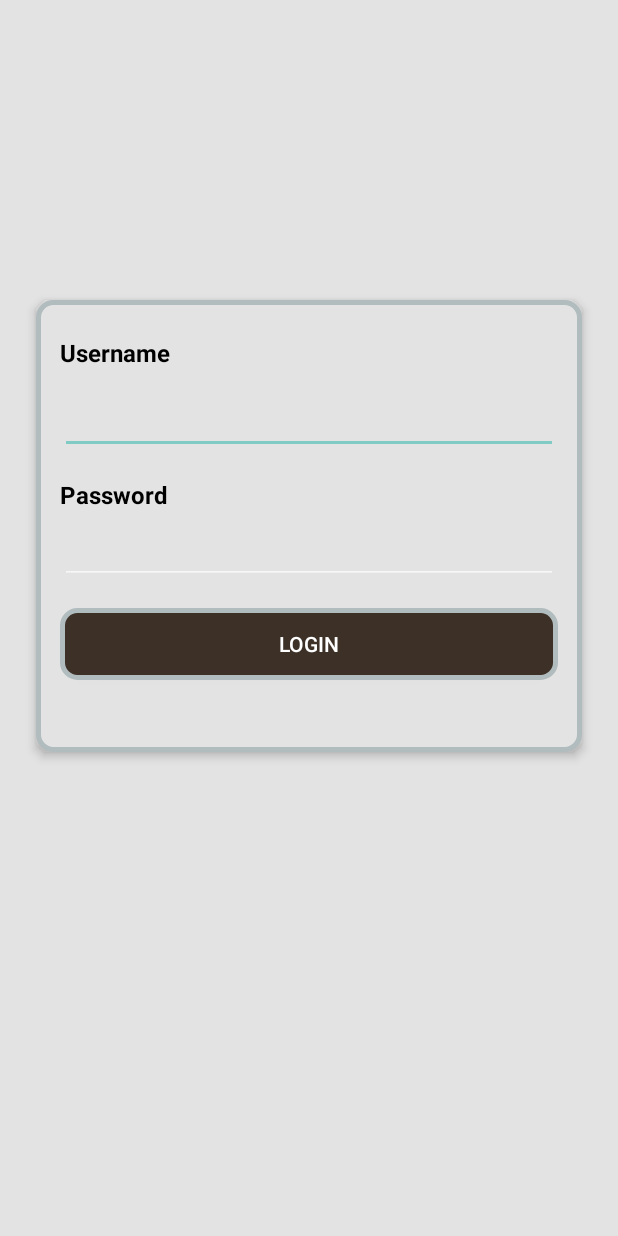
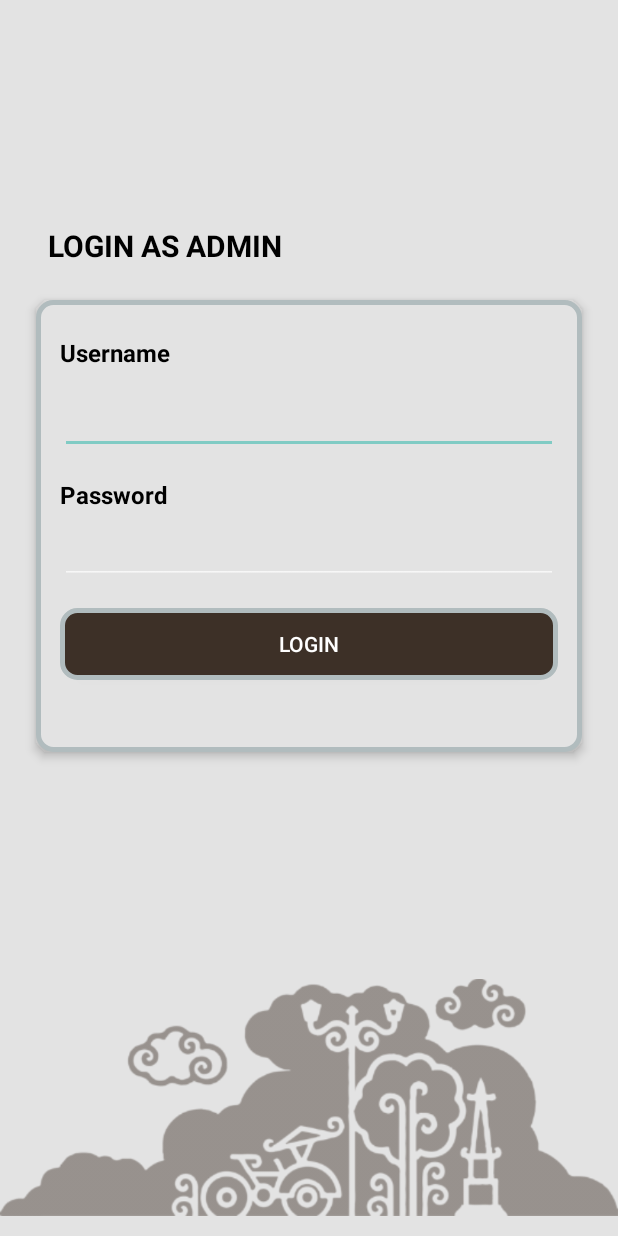
Before and after one commit to ikhsanramadhaan/GudegDjogjaNew, an Android app: the screen it shows after launch (MainActivity), on a phone screen of 412 x 824 dp. Run offline under Robolectric (Android 15) with nearby library versions, the phone set to English and light mode, and no system bars.

Commit message:
add login 3

```diff
--- a/admingudegdjogja/src/main/res/layout/activity_main.xml
+++ b/admingudegdjogja/src/main/res/layout/activity_main.xml
@@ -4,6 +4,16 @@
     android:layout_width="match_parent"
     android:layout_height="match_parent"
     android:background="#E3E3E3">
+
+    <TextView
+        android:layout_width="match_parent"
+        android:layout_height="wrap_content"
+        android:layout_marginTop="150dp"
+        android:layout_marginLeft="@dimen/dimen_big_ultra_32dp"
+        android:text="LOGIN AS ADMIN"
+        android:textColor="@android:color/black"
+        android:textSize="20sp"
+        android:textStyle="bold" />
 
     <LinearLayout
         android:elevation="@dimen/dimen_small_4dp"
@@ -72,4 +82,11 @@
             android:textColor="@android:color/white"
             android:layout_marginBottom="@dimen/dimen_big_ultra_32dp"/>
     </LinearLayout>
+
+    <ImageView
+        android:layout_width="match_parent"
+        android:layout_height="wrap_content"
+        android:layout_below="@id/contentPanel"
+        android:layout_marginTop="114dp"
+        android:src="@drawable/background" />
 </RelativeLayout>
```
Also changed, not shown: admingudegdjogja/src/main/res/drawable/background.png (added), admingudegdjogja/src/main/res/mipmap-hdpi/background.png (added), admingudegdjogja/src/main/res/mipmap-mdpi/background.png (added), admingudegdjogja/src/main/res/mipmap-xhdpi/background.png (added), admingudegdjogja/src/main/res/mipmap-xxhdpi/background.png (added), admingudegdjogja/src/main/res/mipmap-xxxhdpi/background.png (added).
